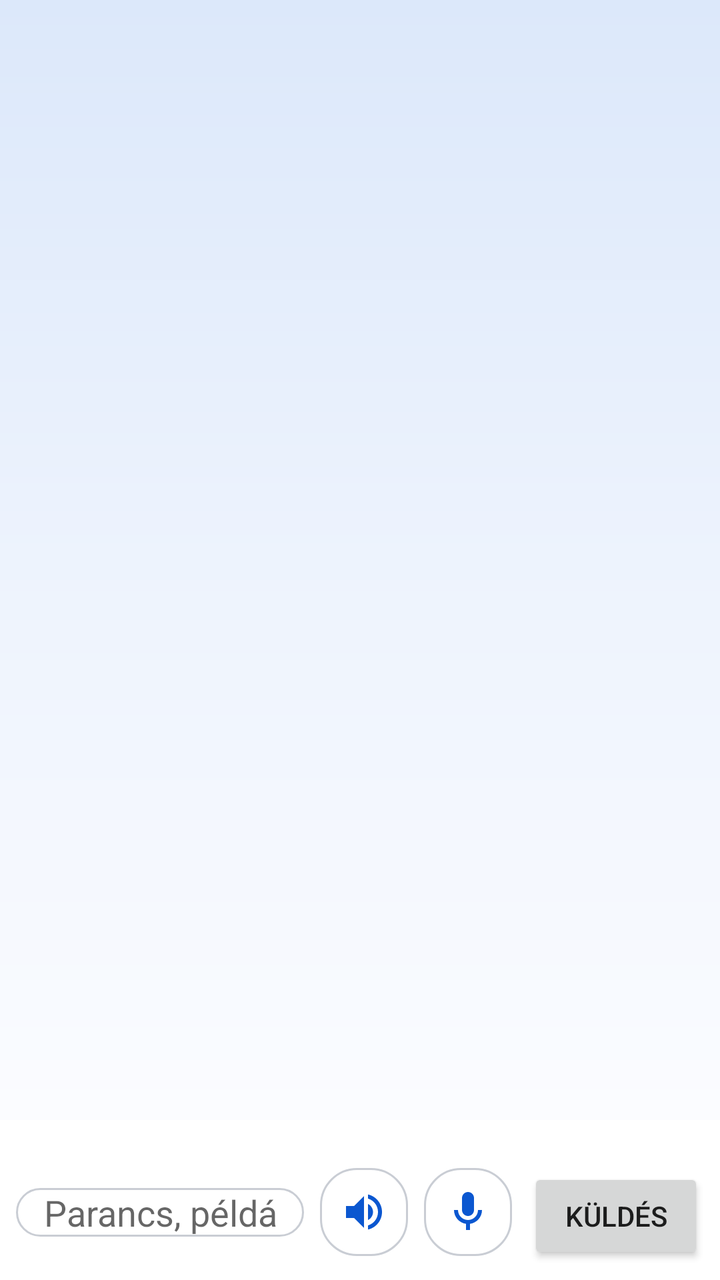
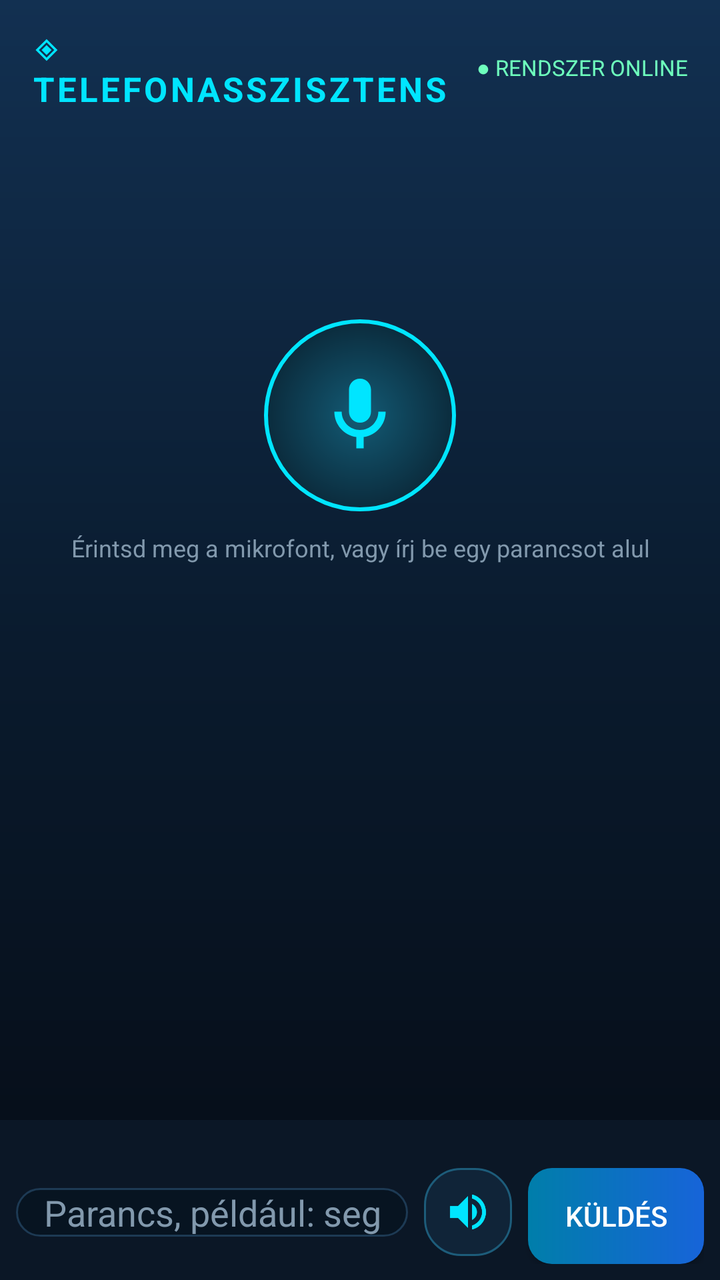

Before-and-after screenshots of an Android layout around one commit, followed by the original layout XML and the change that was made.
<!-- AndroidManifest.xml: application theme AppTheme -->
<!-- res/layout/activity_main.xml -->
<?xml version="1.0" encoding="utf-8"?>
<LinearLayout xmlns:android="http://schemas.android.com/apk/res/android"
    android:layout_width="match_parent"
    android:layout_height="match_parent"
    android:orientation="vertical">

    <ListView
        android:id="@+id/message_list"
        android:layout_width="match_parent"
        android:layout_height="0dp"
        android:layout_weight="1"
        android:background="@drawable/chat_background"
        android:divider="@null"
        android:dividerHeight="0dp"
        android:paddingLeft="12dp"
        android:paddingRight="12dp"
        android:stackFromBottom="true"
        android:transcriptMode="alwaysScroll" />

    <HorizontalScrollView
        android:layout_width="match_parent"
        android:layout_height="wrap_content"
        android:background="@color/input_background"
        android:scrollbars="none">

        <LinearLayout
            android:id="@+id/chips_container"
            android:layout_width="wrap_content"
            android:layout_height="wrap_content"
            android:orientation="horizontal"
            android:padding="8dp" />
    </HorizontalScrollView>

    <LinearLayout
        android:layout_width="match_parent"
        android:layout_height="wrap_content"
        android:orientation="horizontal"
        android:padding="8dp"
        android:background="@color/input_background">

        <EditText
            android:id="@+id/command_input"
            android:layout_width="0dp"
            android:layout_height="wrap_content"
            android:layout_weight="1"
            android:background="@drawable/chip_background"
            android:hint="@string/input_hint"
            android:imeOptions="actionSend"
            android:inputType="text"
            android:maxLines="3"
            android:paddingLeft="14dp"
            android:paddingRight="14dp" />

        <ImageButton
            android:id="@+id/speak_toggle"
            android:layout_width="44dp"
            android:layout_height="44dp"
            android:layout_marginLeft="8dp"
            android:background="@drawable/chip_background"
            android:contentDescription="@string/speak_toggle_desc"
            android:padding="10dp"
            android:scaleType="fitCenter"
            android:src="@drawable/ic_speaker"
            android:tint="@color/primary" />

        <ImageButton
            android:id="@+id/mic_button"
            android:layout_width="44dp"
            android:layout_height="44dp"
            android:layout_marginLeft="8dp"
            android:background="@drawable/chip_background"
            android:contentDescription="@string/mic_button_desc"
            android:padding="10dp"
            android:scaleType="fitCenter"
            android:src="@drawable/ic_mic"
            android:tint="@color/primary" />

        <Button
            android:id="@+id/send_button"
            android:layout_width="wrap_content"
            android:layout_height="wrap_content"
            android:layout_marginLeft="8dp"
            android:text="@string/send" />
    </LinearLayout>
</LinearLayout>
<!-- resources referenced by this layout -->
<resources>
  <color name="input_background">#FFFFFF</color>
  <color name="primary">#0B57D0</color>
  <!-- drawable chat_background (drawable) -->
  <?xml version="1.0" encoding="utf-8"?>
  <shape xmlns:android="http://schemas.android.com/apk/res/android"
      android:shape="rectangle">
      <gradient
          android:angle="270"
          android:startColor="#DCE8FA"
          android:centerColor="#EDF3FD"
          android:endColor="#FBFCFF"
          android:type="linear" />
  </shape>
  <!-- drawable chip_background (drawable) -->
  <?xml version="1.0" encoding="utf-8"?>
  <shape xmlns:android="http://schemas.android.com/apk/res/android"
      android:shape="rectangle">
      <solid android:color="@android:color/white" />
      <stroke android:width="1dp" android:color="@color/chip_stroke" />
      <corners android:radius="18dp" />
  </shape>
  <!-- drawable ic_mic (drawable) -->
  <?xml version="1.0" encoding="utf-8"?>
  <vector xmlns:android="http://schemas.android.com/apk/res/android"
      android:width="24dp"
      android:height="24dp"
      android:viewportWidth="24"
      android:viewportHeight="24">
      <path
          android:fillColor="#FF000000"
          android:pathData="M12,14c1.66,0 3,-1.34 3,-3V5c0,-1.66 -1.34,-3 -3,-3S9,3.34 9,5v6c0,1.66 1.34,3 3,3zM17,11c0,2.76 -2.24,5 -5,5s-5,-2.24 -5,-5H5c0,3.53 2.61,6.43 6,6.92V21h2v-3.08c3.39,-0.49 6,-3.39 6,-6.92h-2z" />
  </vector>
  <string name="input_hint">Parancs, például: segítség</string>
  <string name="mic_button_desc">Parancs bemondása hanggal</string>
  <string name="send">Küldés</string>
  <string name="speak_toggle_desc">Válaszok felolvasásának be- és kikapcsolása</string>
  <style name="AppTheme" parent="@android:style/Theme.Material.Light.DarkActionBar">
          <item name="android:colorPrimary">@color/primary</item>
          <item name="android:colorPrimaryDark">@color/primary_dark</item>
          <item name="android:colorAccent">@color/primary</item>
          <item name="android:windowBackground">@android:color/white</item>
      </style>
  <color name="chip_stroke">#C9CDD4</color>
  <color name="primary_dark">#0842A0</color>
  <!-- unchanged entries left out for length: 1 -->
</resources>

<!-- the commit's change to res/layout/activity_main.xml (unified diff, before → after) -->
@@ -4,12 +4,86 @@
     android:layout_height="match_parent"
     android:orientation="vertical">
 
+    <LinearLayout
+        android:layout_width="match_parent"
+        android:layout_height="wrap_content"
+        android:gravity="center_vertical"
+        android:orientation="horizontal"
+        android:paddingLeft="16dp"
+        android:paddingRight="16dp"
+        android:paddingTop="12dp">
+
+        <TextView
+            android:layout_width="0dp"
+            android:layout_height="wrap_content"
+            android:layout_weight="1"
+            android:letterSpacing="0.08"
+            android:text="@string/logo_title"
+            android:textColor="@color/cyan"
+            android:textSize="17sp"
+            android:textStyle="bold" />
+
+        <TextView
+            android:layout_width="wrap_content"
+            android:layout_height="wrap_content"
+            android:text="@string/status_online"
+            android:textColor="@color/green_status"
+            android:textSize="11sp" />
+    </LinearLayout>
+
+    <TextView
+        android:id="@+id/clock_time"
+        android:layout_width="match_parent"
+        android:layout_height="wrap_content"
+        android:layout_marginTop="14dp"
+        android:gravity="center"
+        android:letterSpacing="0.05"
+        android:textColor="@color/text_primary"
+        android:textSize="42sp" />
+
+    <TextView
+        android:id="@+id/clock_date"
+        android:layout_width="match_parent"
+        android:layout_height="wrap_content"
+        android:layout_marginTop="2dp"
+        android:gravity="center"
+        android:textColor="@color/text_muted"
+        android:textSize="13sp" />
+
+    <FrameLayout
+        android:layout_width="match_parent"
+        android:layout_height="wrap_content"
+        android:layout_marginTop="14dp">
+
+        <ImageButton
+            android:id="@+id/mic_button"
+            android:layout_width="96dp"
+            android:layout_height="96dp"
+            android:layout_gravity="center"
+            android:background="@drawable/mic_orb"
+            android:contentDescription="@string/mic_button_desc"
+            android:padding="26dp"
+            android:scaleType="fitCenter"
+            android:src="@drawable/ic_mic"
+            android:tint="@color/cyan" />
+    </FrameLayout>
+
+    <TextView
+        android:id="@+id/mic_hint"
+        android:layout_width="match_parent"
+        android:layout_height="wrap_content"
+        android:layout_marginTop="10dp"
+        android:gravity="center"
+        android:text="@string/mic_hint"
+        android:textColor="@color/text_muted"
+        android:textSize="12sp" />
+
     <ListView
         android:id="@+id/message_list"
         android:layout_width="match_parent"
         android:layout_height="0dp"
+        android:layout_marginTop="10dp"
         android:layout_weight="1"
-        android:background="@drawable/chat_background"
         android:divider="@null"
         android:dividerHeight="0dp"
         android:paddingLeft="12dp"
@@ -20,7 +94,7 @@
     <HorizontalScrollView
         android:layout_width="match_parent"
         android:layout_height="wrap_content"
-        android:background="@color/input_background"
+        android:background="@color/panel"
         android:scrollbars="none">
 
         <LinearLayout
@@ -36,20 +110,22 @@
         android:layout_height="wrap_content"
         android:orientation="horizontal"
         android:padding="8dp"
-        android:background="@color/input_background">
+        android:background="@color/panel">
 
         <EditText
             android:id="@+id/command_input"
             android:layout_width="0dp"
             android:layout_height="wrap_content"
             android:layout_weight="1"
-            android:background="@drawable/chip_background"
+            android:background="@drawable/edittext_background"
             android:hint="@string/input_hint"
             android:imeOptions="actionSend"
             android:inputType="text"
             android:maxLines="3"
             android:paddingLeft="14dp"
-            android:paddingRight="14dp" />
+            android:paddingRight="14dp"
+            android:textColor="@color/text_primary"
+            android:textColorHint="@color/text_muted" />
 
         <ImageButton
             android:id="@+id/speak_toggle"
@@ -61,25 +137,15 @@
             android:padding="10dp"
             android:scaleType="fitCenter"
             android:src="@drawable/ic_speaker"
-            android:tint="@color/primary" />
-
-        <ImageButton
-            android:id="@+id/mic_button"
-            android:layout_width="44dp"
-            android:layout_height="44dp"
-            android:layout_marginLeft="8dp"
-            android:background="@drawable/chip_background"
-            android:contentDescription="@string/mic_button_desc"
-            android:padding="10dp"
-            android:scaleType="fitCenter"
-            android:src="@drawable/ic_mic"
-            android:tint="@color/primary" />
+            android:tint="@color/cyan" />
 
         <Button
             android:id="@+id/send_button"
             android:layout_width="wrap_content"
             android:layout_height="wrap_content"
             android:layout_marginLeft="8dp"
-            android:text="@string/send" />
+            android:background="@drawable/btn_send"
+            android:text="@string/send"
+            android:textColor="@android:color/white" />
     </LinearLayout>
 </LinearLayout>
<!-- resource entries referenced after the edit -->
@@ -1,25 +1,36 @@
 <!-- resources referenced by this layout -->
 <resources>
-  <color name="input_background">#FFFFFF</color>
-  <color name="primary">#0B57D0</color>
-  <!-- drawable chat_background (drawable) -->
+  <color name="cyan">#00E5FF</color>
+  <color name="green_status">#6EFFBD</color>
+  <color name="panel">#0B1726</color>
+  <color name="text_muted">#8299AD</color>
+  <color name="text_primary">#EAF7FF</color>
+  <!-- drawable btn_send (drawable) -->
   <?xml version="1.0" encoding="utf-8"?>
   <shape xmlns:android="http://schemas.android.com/apk/res/android"
       android:shape="rectangle">
       <gradient
-          android:angle="270"
-          android:startColor="#DCE8FA"
-          android:centerColor="#EDF3FD"
-          android:endColor="#FBFCFF"
+          android:angle="0"
+          android:startColor="#007EAA"
+          android:endColor="#1764D9"
           android:type="linear" />
+      <corners android:radius="12dp" />
   </shape>
   <!-- drawable chip_background (drawable) -->
   <?xml version="1.0" encoding="utf-8"?>
   <shape xmlns:android="http://schemas.android.com/apk/res/android"
       android:shape="rectangle">
-      <solid android:color="@android:color/white" />
+      <solid android:color="@color/chip_bg" />
       <stroke android:width="1dp" android:color="@color/chip_stroke" />
       <corners android:radius="18dp" />
+  </shape>
+  <!-- drawable edittext_background (drawable) -->
+  <?xml version="1.0" encoding="utf-8"?>
+  <shape xmlns:android="http://schemas.android.com/apk/res/android"
+      android:shape="rectangle">
+      <solid android:color="@color/input_bg" />
+      <stroke android:width="1dp" android:color="@color/input_stroke" />
+      <corners android:radius="12dp" />
   </shape>
   <!-- drawable ic_mic (drawable) -->
   <?xml version="1.0" encoding="utf-8"?>
@@ -32,18 +43,49 @@
           android:fillColor="#FF000000"
           android:pathData="M12,14c1.66,0 3,-1.34 3,-3V5c0,-1.66 -1.34,-3 -3,-3S9,3.34 9,5v6c0,1.66 1.34,3 3,3zM17,11c0,2.76 -2.24,5 -5,5s-5,-2.24 -5,-5H5c0,3.53 2.61,6.43 6,6.92V21h2v-3.08c3.39,-0.49 6,-3.39 6,-6.92h-2z" />
   </vector>
+  <!-- drawable mic_orb (drawable) -->
+  <?xml version="1.0" encoding="utf-8"?>
+  <shape xmlns:android="http://schemas.android.com/apk/res/android"
+      android:shape="oval">
+      <gradient
+          android:type="radial"
+          android:gradientRadius="70dp"
+          android:startColor="#135B75"
+          android:endColor="#071421" />
+      <stroke android:width="2dp" android:color="@color/cyan" />
+  </shape>
   <string name="input_hint">Parancs, például: segítség</string>
+  <string name="logo_title">◈ TELEFONASSZISZTENS</string>
   <string name="mic_button_desc">Parancs bemondása hanggal</string>
+  <string name="mic_hint">Érintsd meg a mikrofont, vagy írj be egy parancsot alul</string>
   <string name="send">Küldés</string>
   <string name="speak_toggle_desc">Válaszok felolvasásának be- és kikapcsolása</string>
-  <style name="AppTheme" parent="@android:style/Theme.Material.Light.DarkActionBar">
-          <item name="android:colorPrimary">@color/primary</item>
-          <item name="android:colorPrimaryDark">@color/primary_dark</item>
-          <item name="android:colorAccent">@color/primary</item>
-          <item name="android:windowBackground">@android:color/white</item>
+  <string name="status_online">● RENDSZER ONLINE</string>
+  <style name="AppTheme" parent="@android:style/Theme.Material.NoActionBar">
+          <item name="android:colorPrimary">@color/blue_action</item>
+          <item name="android:colorPrimaryDark">@color/bg_dark</item>
+          <item name="android:colorAccent">@color/cyan</item>
+          <item name="android:statusBarColor">@color/bg_dark</item>
+          <item name="android:navigationBarColor">@color/bg_dark</item>
+          <item name="android:windowBackground">@drawable/app_background</item>
       </style>
-  <color name="chip_stroke">#C9CDD4</color>
-  <color name="primary_dark">#0842A0</color>
+  <color name="chip_bg">#102438</color>
+  <color name="chip_stroke">#1D5C7A</color>
+  <color name="input_bg">#071421</color>
+  <color name="input_stroke">#1D3A54</color>
+  <color name="blue_action">#1764D9</color>
+  <color name="bg_dark">#050B14</color>
+  <!-- drawable app_background (drawable) -->
+  <?xml version="1.0" encoding="utf-8"?>
+  <shape xmlns:android="http://schemas.android.com/apk/res/android"
+      android:shape="rectangle">
+      <gradient
+          android:angle="270"
+          android:startColor="#123051"
+          android:centerColor="#0A1B2E"
+          android:endColor="#050B14"
+          android:type="linear" />
+  </shape>
   <!-- unchanged entries left out for length: 1 -->
 </resources>
 
